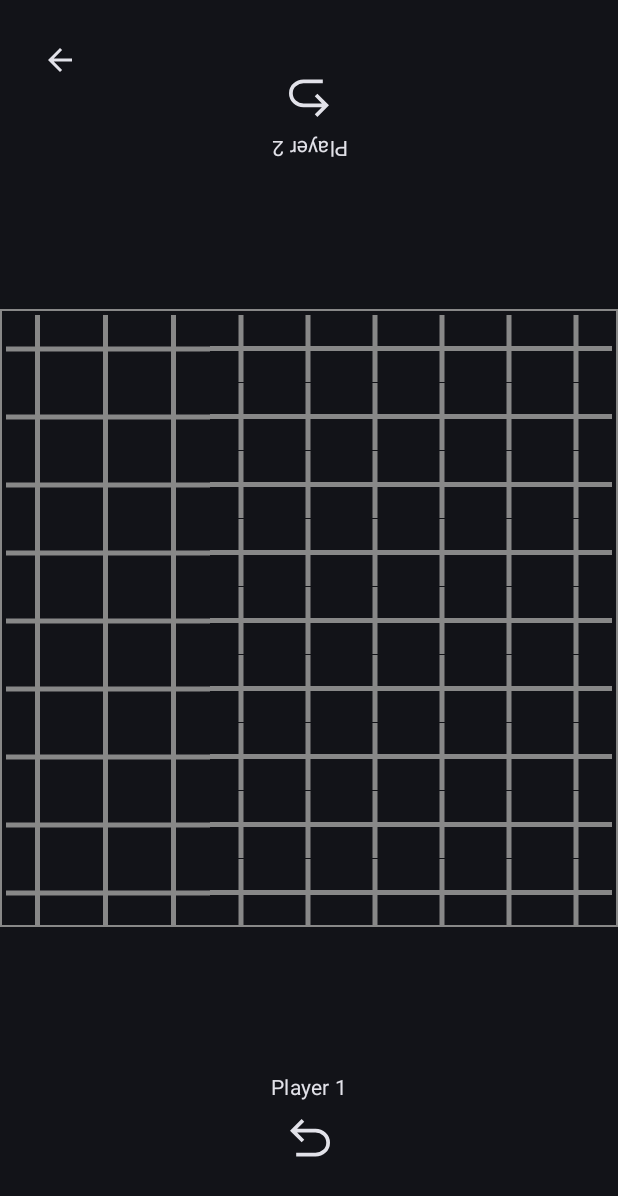
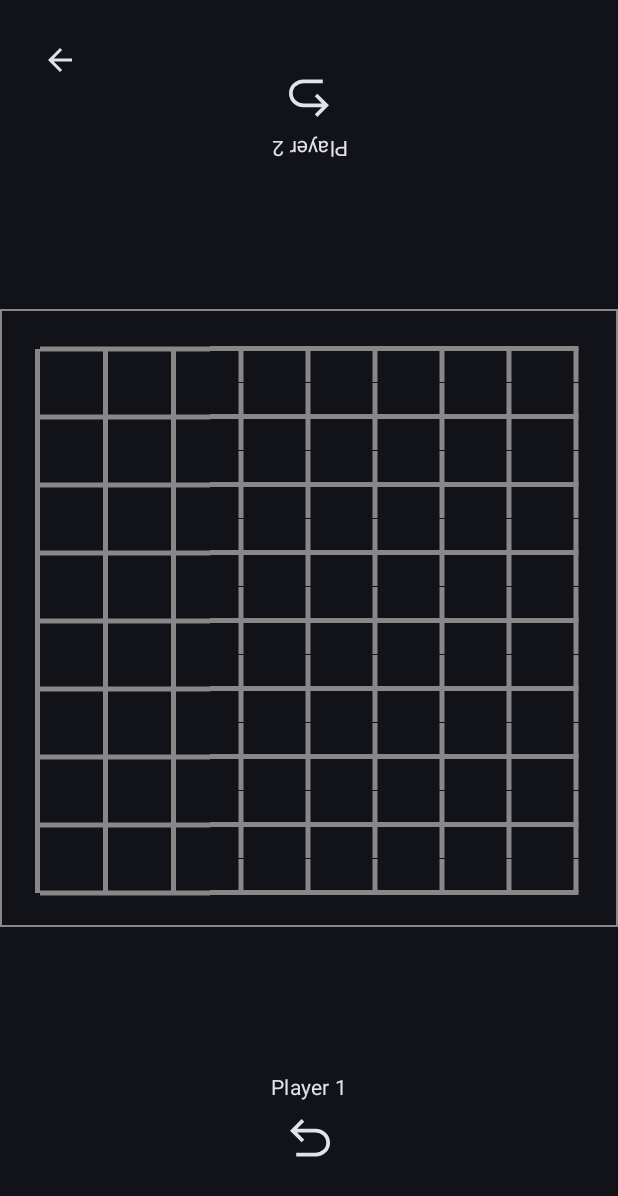
Before and after one commit to liamwb/GoApp, an Android app built with Jetpack Compose: the GameScreen screen opened through its navigation route, on a phone screen of 412 x 824 dp. Shown: the top 1196 px of the screen. Run offline under Robolectric (Android 15) with nearby library versions, the phone set to English and light mode, and no system bars; our stand-ins replace Room's generated code.

Commit message:
changed board appearance -- removed weird edges

```diff
--- a/app/src/main/java/com/example/goapp/ui/Board.kt
+++ b/app/src/main/java/com/example/goapp/ui/Board.kt
@@ -63,6 +63,7 @@ fun Board(
                     onLongClick = { /* todo */ },
                     onClick = inputMove,
                     activePlayer = activePlayer,
+                    boardSize = boardSize,
                     modifier = Modifier.fillMaxSize()
                 )
             }
@@ -80,12 +81,18 @@ fun BoardSquare(
     onLongClick: () -> Unit,
     onClick: (Int, Int, Piece) -> Unit,
     activePlayer: Piece,
+    boardSize: Int,
     modifier: Modifier = Modifier
 ) {
     var isPreview by remember { mutableStateOf(false) }
     val row = item.coordinate.first
     val col = item.coordinate.second
     val piece = item.piece
+
+    val drawLeft =  col > 0
+    val drawRight = col < boardSize - 1
+    val drawTop = row > 0
+    val drawBottom = row < boardSize - 1
 
 
     Box(modifier = modifier
@@ -99,26 +106,41 @@ fun BoardSquare(
             onLongClick = onLongClick,
             onClick = { onClick(row, col, activePlayer) }
         )
-    )
-
-    {
-
+    ) {
         // Draw the lines
         Canvas(
             modifier = modifier
                 .fillMaxSize()
         ) {
+            val verticalStarty = when ( drawTop ) {
+                true -> 0f
+                false -> this.size.height / 2
+            }
+            val verticalEndy = when( drawBottom ) {
+                true -> this.size.height
+                false -> this.size.height / 2
+            }
+
+            val horizontalStartx = when( drawLeft ) {
+                true -> 0f
+                false -> this.size.width / 2
+            }
+            val horizontalEndx = when ( drawRight ) {
+                true -> this.size.width
+                false -> this.size.width / 2
+            }
+
             drawLine(
                 color = lineColor,
-                Offset((this.size.width - lineStrokeWidth) / 2, 0f),
-                Offset((this.size.width - lineStrokeWidth) / 2, this.size.height),
+                Offset((this.size.width - lineStrokeWidth) / 2, verticalStarty),
+                Offset((this.size.width - lineStrokeWidth) / 2, verticalEndy),
                 strokeWidth = lineStrokeWidth
             )
 
             drawLine(
                 color = lineColor,
-                Offset(0f, this.size.height / 2),
-                Offset(this.size.width , this.size.height / 2),
+                Offset(horizontalStartx, this.size.height / 2),
+                Offset(horizontalEndx, this.size.height / 2),
                 strokeWidth = lineStrokeWidth
             )
         }
--- a/build.gradle
+++ b/build.gradle
@@ -1,7 +1,7 @@
 // Top-level build file where you can add configuration options common to all sub-projects/modules.
 plugins {
-    id 'com.android.application' version '8.2.0' apply false
-    id 'com.android.library' version '8.2.0' apply false
+    id 'com.android.application' version '8.2.2' apply false
+    id 'com.android.library' version '8.2.2' apply false
     id 'org.jetbrains.kotlin.android' version '1.7.20' apply false
     id 'org.jetbrains.kotlin.jvm' version '1.9.10' apply false
     id 'org.jetbrains.kotlin.plugin.serialization' version '1.9.10'
```
